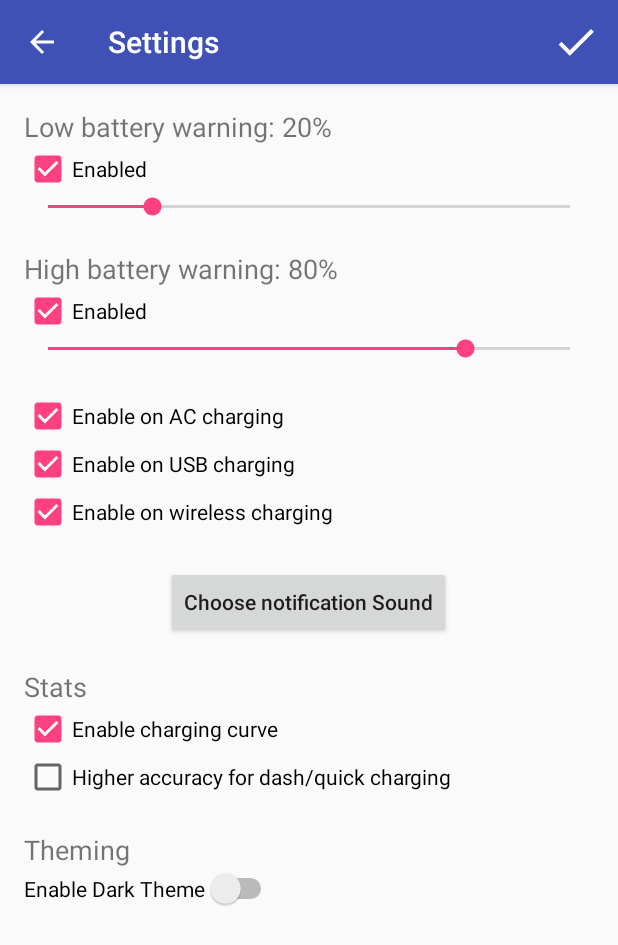
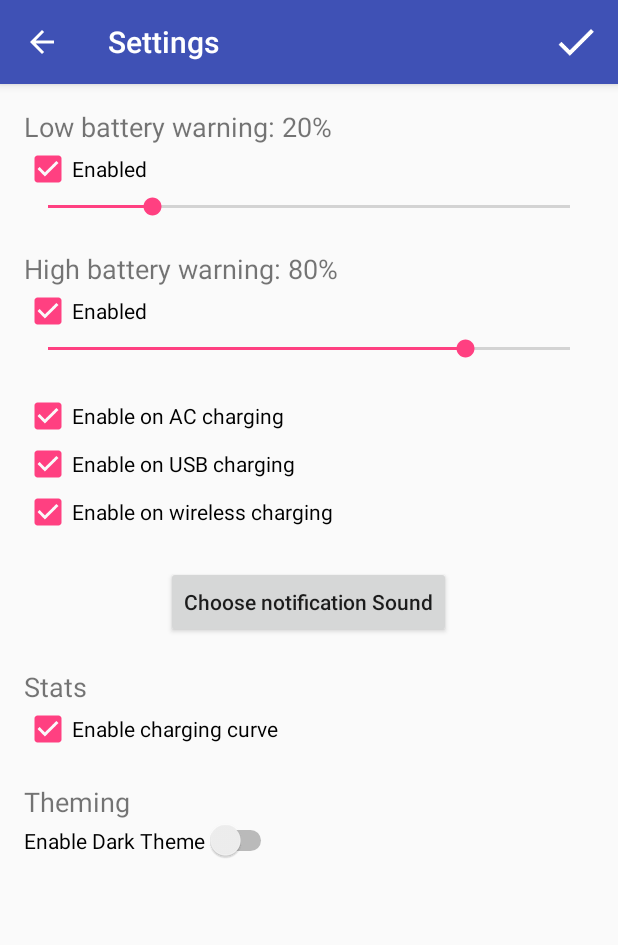
Before and after one commit to resignedScientist/BatteryWarner, an Android app: the SettingsFragment screen opened directly, with no data from a screen before it, on a phone screen of 412 x 824 dp. Shown: the top 945 px of the screen. Run offline under Robolectric (Android 15) with nearby library versions, the phone set to English and light mode, and no system bars.

Commit message:
removed fast charging checkbox in settings fragment

```diff
--- a/app/src/main/java/com/laudien/p1xelfehler/batterywarner/Contract.java
+++ b/app/src/main/java/com/laudien/p1xelfehler/batterywarner/Contract.java
@@ -19,7 +19,6 @@ public final class Contract {
     public static final String PREF_LAST_PERCENTAGE = "lastPercentage";
     public static final String PREF_GRAPH_TIME = "graphTime";
     public static final String PREF_ALREADY_NOTIFIED = "notificationShown";
-    public static final String PREF_FASTER_INTERVAL = "fasterInterval";
     public static final String PREF_CB_PERCENT = "checkBoxPercent";
     public static final String PREF_CB_TEMP = "checkBoxDegrees";
     public static final String PREF_DARK_THEME = "darkThemeEnabled";
--- a/app/src/main/java/com/laudien/p1xelfehler/batterywarner/Fragments/SettingsFragment.java
+++ b/app/src/main/java/com/laudien/p1xelfehler/batterywarner/Fragments/SettingsFragment.java
@@ -34,14 +34,23 @@ import static android.app.Activity.RESULT_OK;
 
 public class SettingsFragment extends Fragment implements CompoundButton.OnCheckedChangeListener, View.OnClickListener, SeekBar.OnSeekBarChangeListener {
 
+    public Uri sound;
     //private static final String TAG = "SettingsFragment";
     private SharedPreferences sharedPreferences;
     private CheckBox checkBox_usb, checkBox_ac, checkBox_wireless, checkBox_lowBattery,
-            checkBox_highBattery, checkBox_chargeCurve, checkBox_fastCharging;
+            checkBox_highBattery, checkBox_chargeCurve;
     private SeekBar seekBar_lowBattery, seekBar_highBattery;
     private TextView textView_lowBattery, textView_highBattery;
     private Switch switch_darkTheme;
-    public Uri sound;
+
+    public static Uri getNotificationSound(Context context) {
+        String uri = context.getSharedPreferences(Contract.SHARED_PREFS, Context.MODE_PRIVATE)
+                .getString(Contract.PREF_SOUND_URI, "");
+        if (!uri.equals(""))
+            return Uri.parse(uri); // saved URI
+        else // default URI
+            return RingtoneManager.getDefaultUri(RingtoneManager.TYPE_NOTIFICATION);
+    }
 
     @Nullable
     @Override
@@ -78,7 +87,6 @@ public class SettingsFragment extends Fragment implements CompoundButton.OnCheck
         switch_darkTheme.setOnCheckedChangeListener(this);
         switch_darkTheme.setChecked(sharedPreferences.getBoolean(Contract.PREF_DARK_THEME, false));
         checkBox_chargeCurve = (CheckBox) view.findViewById(R.id.checkBox_chargeCurve);
-        checkBox_fastCharging = (CheckBox) view.findViewById(R.id.checkBox_fastCharging);
 
         textView_lowBattery.setText(getString(R.string.low_battery_warning) + " " + seekBar_lowBattery.getProgress() + "%");
         textView_highBattery.setText(getString(R.string.high_battery_warning) + " " + seekBar_highBattery.getProgress() + "%");
@@ -92,13 +100,9 @@ public class SettingsFragment extends Fragment implements CompoundButton.OnCheck
         if (Contract.IS_PRO) {
             checkBox_chargeCurve.setOnCheckedChangeListener(this);
             checkBox_chargeCurve.setChecked(sharedPreferences.getBoolean(Contract.PREF_GRAPH_ENABLED, true));
-            checkBox_fastCharging.setChecked(sharedPreferences.getBoolean(Contract.PREF_FASTER_INTERVAL, false));
-            if (!checkBox_chargeCurve.isChecked())
-                checkBox_fastCharging.setEnabled(false); // disable fast charging checkbox
         } else {
             checkBox_chargeCurve.setEnabled(false);
             checkBox_chargeCurve.setChecked(false);
-            checkBox_fastCharging.setEnabled(false);
             TextView textView_stats = (TextView) view.findViewById(R.id.textView_stats);
             textView_stats.setText(getString(R.string.stats) + " (" + getString(R.string.pro_only_short) + ")");
         }
@@ -141,9 +145,6 @@ public class SettingsFragment extends Fragment implements CompoundButton.OnCheck
                 break;
             case R.id.switch_darkTheme:
                 //Toast.makeText(getContext(), "Please restart application to change the theme!", Toast.LENGTH_SHORT).show();
-                break;
-            case R.id.checkBox_chargeCurve:
-                checkBox_fastCharging.setEnabled(checked);
                 break;
         }
         if (!checkBox_ac.isChecked() && !checkBox_usb.isChecked() && !checkBox_wireless.isChecked())
@@ -208,15 +209,6 @@ public class SettingsFragment extends Fragment implements CompoundButton.OnCheck
             Log.i(TAG, logText);*/
     }
 
-    public static Uri getNotificationSound(Context context) {
-        String uri = context.getSharedPreferences(Contract.SHARED_PREFS, Context.MODE_PRIVATE)
-                .getString(Contract.PREF_SOUND_URI, "");
-        if (!uri.equals(""))
-            return Uri.parse(uri); // saved URI
-        else // default URI
-            return RingtoneManager.getDefaultUri(RingtoneManager.TYPE_NOTIFICATION);
-    }
-
     public void saveAll() {
         //Log.i(TAG, getString(R.string.settings_saved));
         sharedPreferences = getContext().getSharedPreferences(Contract.SHARED_PREFS, Context.MODE_PRIVATE);
@@ -270,7 +262,6 @@ public class SettingsFragment extends Fragment implements CompoundButton.OnCheck
                 .putInt(Contract.PREF_WARNING_HIGH, seekBar_highBattery.getProgress())
                 .putString(Contract.PREF_SOUND_URI, sound.toString())
                 .putBoolean(Contract.PREF_GRAPH_ENABLED, checkBox_chargeCurve.isChecked())
-                .putBoolean(Contract.PREF_FASTER_INTERVAL, checkBox_fastCharging.isChecked())
                 .putBoolean(Contract.PREF_DARK_THEME, switch_darkTheme.isChecked())
                 .apply();
 
--- a/app/src/main/res/layout/fragment_settings.xml
+++ b/app/src/main/res/layout/fragment_settings.xml
@@ -107,12 +107,6 @@
             android:layout_height="wrap_content"
             android:text="@string/enable_charging_curve" />
 
-        <CheckBox
-            android:text="@string/higher_accuracy"
-            android:layout_width="match_parent"
-            android:layout_height="wrap_content"
-            android:id="@+id/checkBox_fastCharging" />
-
         <Space
             android:layout_width="match_parent"
             android:layout_height="20dp" />
@@ -125,10 +119,10 @@
             android:textSize="18sp" />
 
         <Switch
-            android:text="@string/enable_dark_theme"
+            android:id="@+id/switch_darkTheme"
             android:layout_width="wrap_content"
             android:layout_height="wrap_content"
-            android:id="@+id/switch_darkTheme" />
+            android:text="@string/enable_dark_theme" />
 
     </LinearLayout>
 
```
